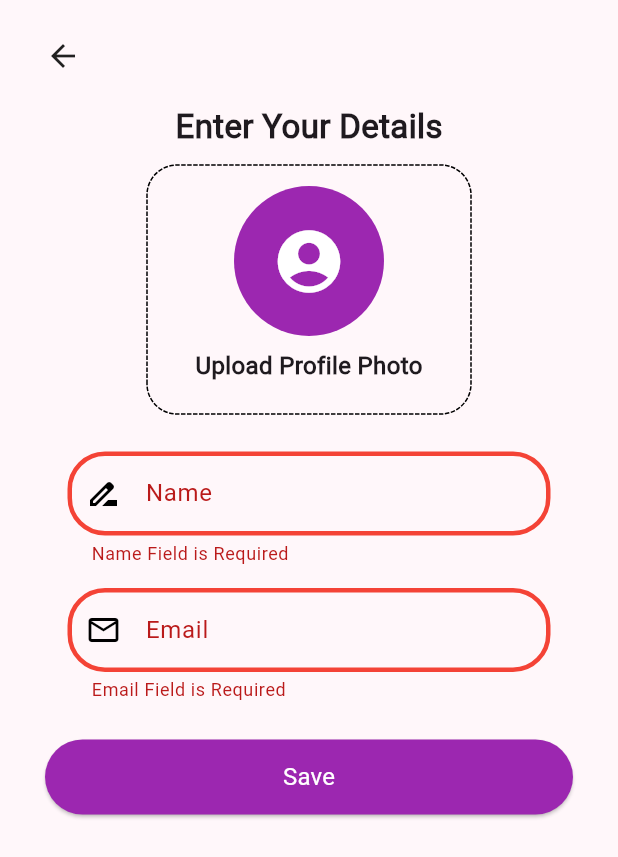
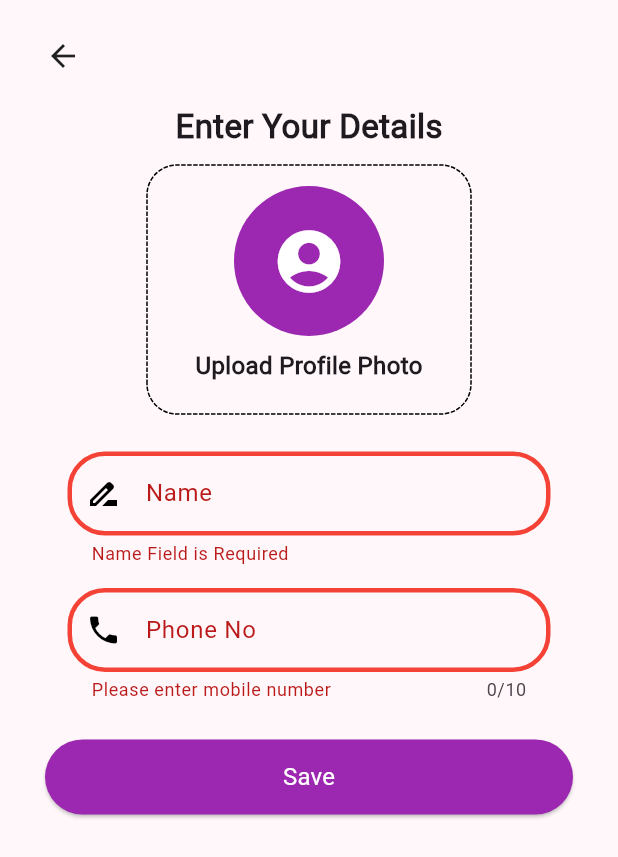
Before and after one commit to akwappnet/Table-Menu-Mobile-App, a Flutter app: the UserInfromationScreen screen opened directly, after a tap on "Save", on a phone screen of 412 x 824 dp. Shown: the top 857 px of the screen. Run offline on Flutter 3.47's test engine with Material 2 defaults, Android fonts, the phone set to English and light mode, and no system bars; drawn by our look-alikes of dotted_border; our stand-ins replace animated_splash_screen, badges, dio, firebase_core, firebase_messaging, image_picker and 2 more; missing offline and left inert: qr_code_scanner; accounts and stored records are empty; network calls fail.

Commit message:
user info curd implemented

```diff
--- a/lib/main.dart
+++ b/lib/main.dart
@@ -2,7 +2,7 @@ import 'package:animated_splash_screen/animated_splash_screen.dart';
 import 'package:firebase_core/firebase_core.dart';
 import 'package:flutter/material.dart';
 import 'package:provider/provider.dart';
-import 'package:table_menu_customer/view/registration_screen.dart';
+import 'package:table_menu_customer/view/login_screen.dart';
 import 'package:table_menu_customer/view_model/auth_provider.dart';
 import 'package:table_menu_customer/view_model/cart_provider.dart';
 import 'package:table_menu_customer/view_model/menu_provider.dart';
@@ -61,7 +61,7 @@ class MyApp extends StatelessWidget {
               width: 300,
             ),
           ),
-          nextScreen: const RegistrationScreen(),
+          nextScreen: LoginScreen(),
         )
       )
     );
--- a/lib/model/user_model.dart
+++ b/lib/model/user_model.dart
@@ -1,50 +1,93 @@
+import 'package:dio/dio.dart';
 
 class UserModel {
-  String name;
-  String email;
-  String profilePic;
-  String createdAt;
-  String phoneNumber;
-  String uid;
-  String customerReview;
-  String customerRating;
+  bool? status;
+  String? message;
+  UserData? userData;
 
-  UserModel({
-    required this.name,
-    required this.email,
-    required this.profilePic,
-    required this.createdAt,
-    required this.phoneNumber,
-    required this.uid,
-    required this.customerRating,
-    required this.customerReview
-  });
+  UserModel({this.status, this.message, this.userData});
 
-  // from map
-  factory UserModel.fromMap(Map<String, dynamic> firestore) {
-    return UserModel(
-      name: firestore['name'] ?? '',
-      email: firestore['email'] ?? '',
-      uid: firestore['uid'] ?? '',
-      phoneNumber: firestore['phoneNumber'] ?? '',
-      createdAt: firestore['createdAt'] ?? '',
-      profilePic: firestore['profilePic'] ?? '',
-      customerRating: firestore['customerRating'] ?? '',
-      customerReview: firestore['customerReview'] ?? '',
-    );
+  UserModel.fromJson(Map<String, dynamic> json) {
+    status = json['status'];
+    message = json['message'];
+    userData = json['data'] != null ? UserData.fromJson(json['data']) : null;
   }
 
-  // to map
-  Map<String, dynamic> toMap() {
-    return {
-      "name": name,
-      "email": email,
-      "uid": uid,
-      "profilePic": profilePic,
-      "phoneNumber": phoneNumber,
-      "createdAt": createdAt,
-      "customerRating": customerRating,
-      "customerReview": customerReview,
-    };
+  Map<String, dynamic> toJson() {
+    final Map<String, dynamic> data = new Map<String, dynamic>();
+    data['status'] = this.status;
+    data['message'] = this.message;
+    if (this.userData != null) {
+      data['data'] = this.userData!.toJson();
+    }
+    return data;
   }
 }
+
+class UserData {
+  int? id;
+  String? name;
+  String? phoneNumber;
+  MultipartFile? profilePhoto;
+  String? profilePhotoUrl;
+  String? accountCreatedDate;
+  double? customerRating;
+  String? customerReview;
+  String? email;
+  bool? status;
+  int? totalOrders;
+
+  UserData(
+      {this.id,
+        this.name,
+        this.phoneNumber,
+        this.profilePhoto,
+        this.profilePhotoUrl,
+        this.accountCreatedDate,
+        this.customerRating,
+        this.customerReview,
+        this.email,
+        this.status,
+        this.totalOrders});
+
+
+  FormData toFormData() {
+    FormData formData = FormData();
+    formData.fields
+        .add(MapEntry<String, String>('name', this.name!));
+    formData.fields
+        .add(MapEntry<String, String>('phone_number', this.phoneNumber!));
+    formData.files.add(MapEntry<String, MultipartFile>(
+        'image', this.profilePhoto != null ? this.profilePhoto! : this.profilePhoto!));
+    return formData;
+  }
+
+
+  UserData.fromJson(Map<String, dynamic> json) {
+    id = json['id'];
+    name = json['name'];
+    phoneNumber = json['phone_number'];
+    profilePhotoUrl = json['profile_photo'];
+    accountCreatedDate = json['account_created_date'];
+    customerRating = json['customer_rating'];
+    customerReview = json['customer_review'] ?? 0;
+    email = json['email'];
+    status = json['status'];
+    totalOrders = json['total_orders'];
+  }
+
+  Map<String, dynamic> toJson() {
+    final Map<String, dynamic> data = new Map<String, dynamic>();
+    data['id'] = this.id;
+    data['name'] = this.name;
+    data['phone_number'] = this.phoneNumber;
+    data['profile_photo'] = this.profilePhoto;
+    data['account_created_date'] = this.accountCreatedDate;
+    data['customer_rating'] = this.customerRating;
+    data['customer_review'] = this.customerReview;
+    data['email'] = this.email;
+    data['status'] = this.status;
+    data['total_orders'] = this.totalOrders;
+    return data;
+  }
+}
--- a/lib/res/services/api_endpoints.dart
+++ b/lib/res/services/api_endpoints.dart
@@ -1,7 +1,7 @@
 
 class ApiEndPoint {
    static const String baseUrl = "http://192.168.10.179:8001/api/";
-   static String baseImageUrl = "";
+   static String baseImageUrl = "http://192.168.10.179:8001/";
    static _AuthEndPoint authEndPoints = _AuthEndPoint();
    static _UserInfoEndPoint userInfoEndPoint = _UserInfoEndPoint();
 }
@@ -16,6 +16,5 @@ class _AuthEndPoint {
 }
 
 class _UserInfoEndPoint {
-
-
+  final String userInfoEndpoint = "customer/userinfo/";
 }
--- a/lib/utils/validation/validation.dart
+++ b/lib/utils/validation/validation.dart
@@ -23,3 +23,22 @@ String? passwordValidator(String? value) {
   }
   return null;
 }
+
+String? phoneValidator(String? value) {
+  String patttern = r'(^(?:[+0]9)?[0-9]{10,12}$)';
+  RegExp regExp = new RegExp(patttern);
+  if (value?.length == 0) {
+    return 'Please enter mobile number';
+  }
+  else if (!regExp.hasMatch(value!)) {
+    return 'Please enter valid mobile number';
+  }
+  return null;
+}
+
+String? validateName(String value) {
+  if (value.length < 3)
+    return 'Name must be more than 2 charater';
+  else
+    return null;
+}
--- a/lib/utils/widgets/custom_textformfield.dart
+++ b/lib/utils/widgets/custom_textformfield.dart
@@ -10,6 +10,7 @@ class CustomTextFormField {
         required Icon prefixicon,
          TextStyle? textStyle,
         IconButton? iconButton,
+        int? maxLength,
         required bool obscuretext,
         required FormFieldSetter onchanged,
         required String? Function(String?)? validator,
@@ -23,6 +24,7 @@ class CustomTextFormField {
       onChanged: onchanged,
       obscureText: obscuretext,
       validator: validator,
+      maxLength: maxLength,
       decoration: InputDecoration(
         suffixIcon: iconButton,
         prefixIcon: prefixicon,
--- a/lib/view/registration_screen.dart
+++ b/lib/view/registration_screen.dart
@@ -159,7 +159,7 @@ class _RegistrationScreenState extends State<RegistrationScreen> {
                                 SizedBox(width: 6,),
                                 GestureDetector(
                                   onTap: () {
-                                    Navigator.push(context, MaterialPageRoute(builder: (context) => LoginScreen(),));
+                                    Navigator.pop(context);
                                   },
                                   child: CustomText(
                                     text: "Login",
--- a/lib/view/user_information_screen.dart
+++ b/lib/view/user_information_screen.dart
@@ -3,6 +3,7 @@ import 'package:dotted_border/dotted_border.dart';
 import 'package:flutter/material.dart';
 import 'package:image_picker/image_picker.dart';
 import 'package:provider/provider.dart';
+import 'package:table_menu_customer/utils/validation/validation.dart';
 import 'package:table_menu_customer/view/select_photo_options_screen.dart';
 import '../model/user_model.dart';
 import '../utils/widgets/custom_button.dart';
@@ -10,16 +11,14 @@ import '../utils/widgets/custom_textformfield.dart';
 import '../view_model/auth_provider.dart';
 
 class UserInfromationScreen extends StatefulWidget {
-  const UserInfromationScreen({super.key});
+  final UserData? userData;
+  UserInfromationScreen([this.userData]);
 
   @override
   State<UserInfromationScreen> createState() => _UserInfromationScreenState();
 }
 
 class _UserInfromationScreenState extends State<UserInfromationScreen> {
-
-  final nameController = TextEditingController();
-  final emailController = TextEditingController();
 
   Future _pickImage(ImageSource source) async {
     final auth_provider = Provider.of<AuthProvider>(context, listen: false);
@@ -28,7 +27,7 @@ class _UserInfromationScreenState extends State<UserInfromationScreen> {
 
       final imageTemporary = File(image!.path);
 
-      //auth_provider.setImagetemp(imageTemporary);
+      auth_provider.setImagetemp(imageTemporary);
       Navigator.of(context).pop();
     } on Exception catch (e) {
       print(e);
@@ -64,8 +63,6 @@ class _UserInfromationScreenState extends State<UserInfromationScreen> {
   @override
   void dispose() {
     super.dispose();
-    nameController.dispose();
-    emailController.dispose();
   }
 
 
@@ -126,8 +123,8 @@ class _UserInfromationScreenState extends State<UserInfromationScreen> {
                                     shape: BoxShape.rectangle,
                                   ),
                                   child: Center(
-                                    child: //auth_provider.temp_image == null
-                                        true ? Column(
+                                    child: auth_provider.temp_image == null
+                                         ? Column(
                                       children: const [
                                         SizedBox(height: 6,),
                                          CircleAvatar(
@@ -150,7 +147,7 @@ class _UserInfromationScreenState extends State<UserInfromationScreen> {
                                       ],
                                     )
                                         : CircleAvatar(
-                                      //backgroundImage: FileImage(auth_provider.temp_image),
+                                      backgroundImage: FileImage(auth_provider.temp_image),
                                       radius: 80,
                                     ),
                                   )
@@ -177,7 +174,7 @@ class _UserInfromationScreenState extends State<UserInfromationScreen> {
                                     Icons.drive_file_rename_outline,
                                     color: Colors.black,
                                   ),
-                                  controller: nameController,
+                                  controller: auth_provider.nameController,
                                   validator: (value) {
                                     if (value!.isEmpty) {
                                       return "Name Field is Required";
@@ -187,26 +184,18 @@ class _UserInfromationScreenState extends State<UserInfromationScreen> {
                                 SizedBox(height: 15,),
                                 CustomTextFormField().getCustomEditTextArea(
                                   obscuretext: false,
-                                  labelValue: "Email",
-                                  hintValue: "Enter Email",
+                                  labelValue: "Phone No",
+                                  hintValue: "Enter Phone No",
                                   onchanged: (value) {
                                   },
+                                  maxLength: 10,
                                   prefixicon: const Icon(
-                                    Icons.email_outlined,
+                                    Icons.phone,
                                     color: Colors.black,
                                   ),
-                                  keyboardType: TextInputType.emailAddress,
-                                  controller: emailController,
-                                  validator: (value) {
-                                    String regex_pattern =
-                                        r'^(([^<>()[\]\\.,;:\s@\"]+(\.[^<>()[\]\\.,;:\s@\"]+)*)|(\".+\"))@((\[[0-9]{1,3}\.[0-9]{1,3}\.[0-9]{1,3}\.[0-9]{1,3}\])|(([a-zA-Z\-0-9]+\.)+[a-zA-Z]{2,}))$';
-                                    RegExp regex = new RegExp(regex_pattern);
-                                    if (value!.isEmpty) {
-                                      return "Email Field is Required";
-                                    }else if(!regex.hasMatch(value)){
-                                      return "enter valid email";
-                                    }
-                                  },
+                                  keyboardType: TextInputType.phone,
+                                  controller: auth_provider.phoneNoController,
+                                  validator: phoneValidator,
                                 ),
                               ],
                             ),
@@ -220,7 +209,7 @@ class _UserInfromationScreenState extends State<UserInfromationScreen> {
                             child: Text("Save", style: TextStyle(fontSize: 16),),
                             onPressed: () {
                         if (_form_key_userinfo.currentState!.validate()) {
-                          storeData();
+                            auth_provider.saveUserInfo(context);
                         }
                             }
                           ),
@@ -233,42 +222,4 @@ class _UserInfromationScreenState extends State<UserInfromationScreen> {
       ),
     );
   }
-
-
-
-  // store user data to database
-  void storeData() async {
-    final auth_provider = Provider.of<AuthProvider>(context, listen: false);
-    UserModel userModel = UserModel(
-      name: nameController.text.trim(),
-      email: emailController.text.trim(),
-      profilePic: "",
-      createdAt: "",
-      phoneNumber: "",
-      uid: "",
-      customerReview: "",
-      customerRating: ""
-    );
-    // if (auth_provider.temp_image != null) {
-    //   auth_provider.saveUserDataToFirebase(
-    //     context: context,
-    //     userModel: userModel,
-    //     profilePic: auth_provider.temp_image,
-    //     onSuccess: () {
-    //       auth_provider.saveUserDataToSP().then(
-    //             (value) => auth_provider.setSignIn().then(
-    //                   (value) => Navigator.pushAndRemoveUntil(
-    //                       context,
-    //                       MaterialPageRoute(
-    //                         builder: (context) => const HomeScreen(),
-    //                       ),
-    //                       (route) => false),
-    //                 ),
-    //           );
-    //     },
-    //   );
-    // } else {
-    //   showsnackbar(context, "Please upload your profile photo");
-    // }
-  }
 }
```
Also changed, not shown: lib/repository/user_info_repository.dart (added, +61 -0 lines), lib/view/menu_screen.dart (+5 -4 lines), lib/view_model/auth_provider.dart (+110 -37 lines), 1 other file.
